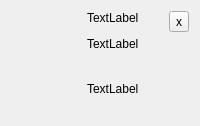
Above: src/notification.ui from lxqt/lxqt-notificationd before the change. Below: the same form after it.
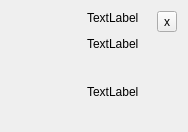
That is the form after the change.

Commit message: notifications: razorapplication used (theming); qtxdg used; spec icon loading implemented

Diff of the .ui file:
```diff
--- a/src/notification.ui
+++ b/src/notification.ui
@@ -2,6 +2,14 @@
 <ui version="4.0">
  <class>Notification</class>
  <widget class="QWidget" name="Notification">
+  <property name="geometry">
+   <rect>
+    <x>0</x>
+    <y>0</y>
+    <width>188</width>
+    <height>132</height>
+   </rect>
+  </property>
   <property name="sizePolicy">
    <sizepolicy hsizetype="Fixed" vsizetype="Preferred">
     <horstretch>0</horstretch>
```
Left out of the diff: 6 changed lines with no effect on the pictures. The commit also changes 9 other files.
